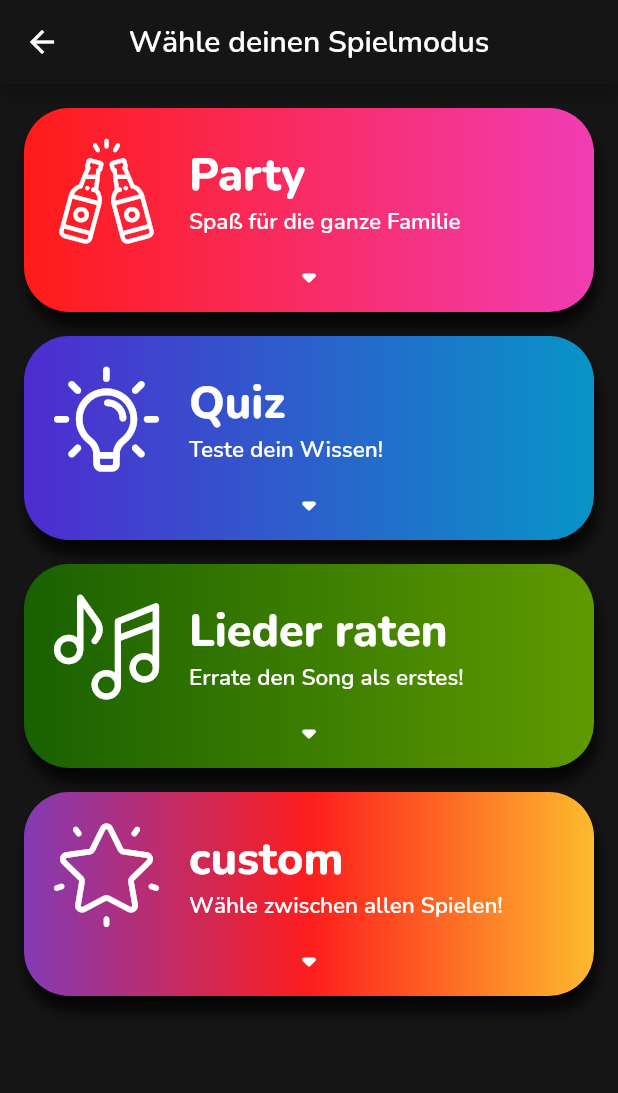
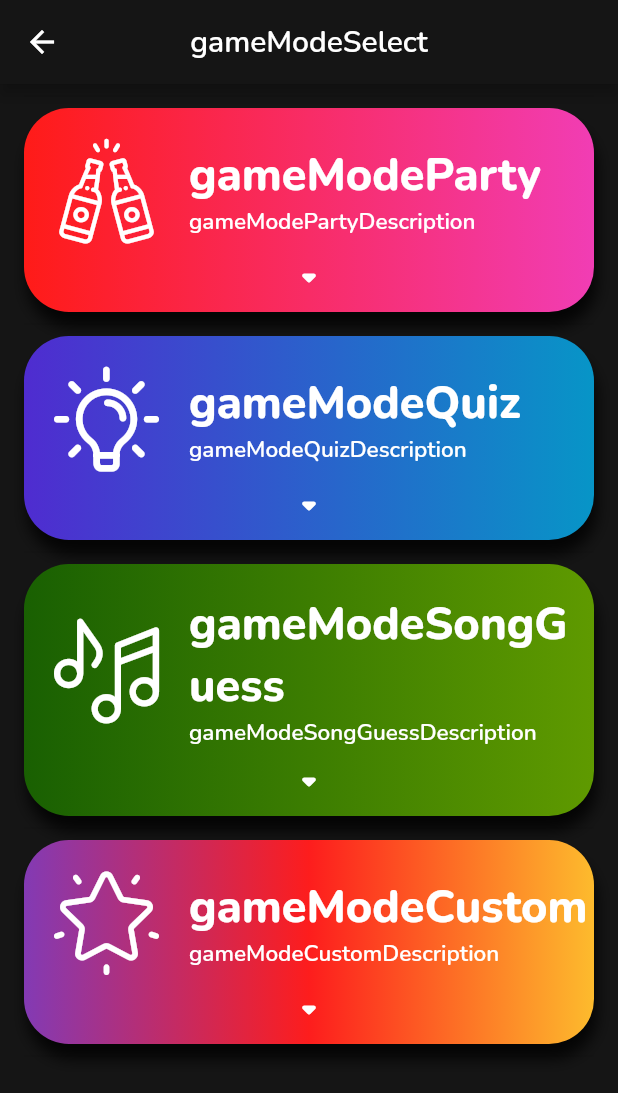
Before and after one commit to tooxo/Drinkr, a Flutter app: the GameMode screen opened directly with empty values, on a phone screen of 412 x 824 dp. Shown: the top 1093 px of the screen. Run offline on Flutter 3.47's test engine with Material 2 defaults, Android fonts, the light colour scheme and no system bars; drawn by our look-alikes of expandable; our stand-ins replace audioplayers, auto_size_text, cached_network_image, connectivity, easy_localization, flutter_spinkit and 8 more; missing offline and left inert: assorted_layout_widgets, audiowaveformFlutter, circular_reveal_animation, pedantic; accounts and stored records are empty; project files that could hold a hidden picture were left out.

Commit message:
added translations

```diff
--- a/assets/i18n/de.json
+++ b/assets/i18n/de.json
@@ -1,26 +1,19 @@
 {
   "mainMenuTitle": "Drinkr",
-  "mainMenuButtonNormal": "NORMAL",
-  "mainMenuButtonCustom": "CUSTOM",
   "close": "Schließen",
   "duplicatedNameTitle": "Doppelter Name",
   "duplicatedNameDescription": "Namen dürfen nicht doppelt vorkommen.",
-  "nameSelectTitle": "Wer spielt mit?",
   "nameInput": "Hier Namen eingeben",
   "nameTooFewPlayers": "Zu wenig Spieler",
   "nameTooFewPlayersDescription": "Es müssen mindestens 2 Namen eingetragen sein.\nTipp: Such dir ein paar Freunde.",
   "nameTooManyPlayers": "Zu viele Spieler",
   "nameTooManyPlayersDescription": "Es sind nur maximal 12 Spieler erlaubt. \nTipp: Bei zu vielen Spielern, bildet Teams untereinander.",
-  "selectDifficulty": "Schwierigkeit wählen",
   "difficultyLow": "Wenig",
   "difficultyLowDescription": "Strafen: 1 - 2 Schluck(e) | keine Shots",
   "difficultyMed": "Normal",
   "difficultyMedDescription": "Strafen: 2 - 3 Schlucke | 1 Shot",
   "difficultyHigh": "Absturz",
   "difficultyHighDescription": "Strafen: 3 - 5 Schlucke | 1 - 2 Shot(s)",
-  "customNoGameSelected": "Kein Spiel wurde ausgewählt.",
-  "customNoGameSelectedDescription": "Bitte wähle mindestens ein Spiel aus.",
-  "customTitle": "Wähle deine Spielmodi",
   "truthOrDare": "Wahrheit oder Pflicht",
   "truthOrDareExplanation": "Wenn du dich nicht traust, trink!",
   "neverHaveIEver": "Ich hab' noch nie...",
@@ -88,12 +81,11 @@
   "splash": "Gehe verantwortungsvoll mit Alkohol um. Wir übernehmen keine Haftung, also übertreibt es nicht!",
   "startNow": "Starte direkt ins Spiel!",
   "ownRules": "Spiel nach deinen eigenen Regeln!",
-  "changeLang": "Sprache ändern",
   "disableAds": "Werbung Deaktivieren",
   "addCustomQuestions": "Eigene Fragen hinzufügen",
   "selectedQuestions": "Aktivierte Fragen",
   "customQuestions": "Eigene Fragen",
-  "noCustomTexts":"No Custom texts added.",
+  "noCustomTexts": "No Custom texts added.",
   "delete": "Löschen",
   "add": "Hinzufügen",
   "invalidUrl": "Ungültige Url",
@@ -101,5 +93,16 @@
   "wait": "Warten",
   "spotifyGenericError": "Diese Spotify Playlist konnte nicht gefunden werden. Prüfe ob die Playlist öffentlich ist.",
   "sip": "Schluck",
-  "sips": "Schlucke"
+  "sips": "Schlucke",
+
+
+  "gameModeSelect": "Wähle deinen Spielmodus",
+  "gameModeParty": "Party",
+  "gameModeQuiz": "Quiz",
+  "gameModeSongGuess": "Lieder raten",
+  "gameModeCustom": "Custom",
+  "gameModePartyDescription": "Spaß für die ganze Familie!",
+  "gameModeQuizDescription": "Teste dein Wissen!",
+  "gameModeSongGuessDescription": "Errate den Song als erstes!",
+  "gameModeCustomDescription": "Spiel nach deinen eigenen Regeln!"
 }
--- a/assets/i18n/en.json
+++ b/assets/i18n/en.json
@@ -1,26 +1,19 @@
 {
   "mainMenuTitle": "Drinkr",
-  "mainMenuButtonNormal": "NORMAL",
-  "mainMenuButtonCustom": "CUSTOM",
   "close": "Close",
   "duplicatedNameTitle": "Name duplicate",
   "duplicatedNameDescription": "You must not use the same name twice.",
-  "nameSelectTitle": "Who is playing?",
   "nameInput": "Enter names here",
   "nameTooFewPlayers": "Too few players",
   "nameTooFewPlayersDescription": "At least 2 players must be added.\nTip: Search some friends.",
   "nameTooManyPlayers": "Too many players",
   "nameTooManyPlayersDescription": "Only a maximum of 12 players are allowed. \nTip: Create Teams!",
-  "selectDifficulty": "Select Difficulty",
   "difficultyLow": "Easy",
   "difficultyLowDescription": "Penalties: 1 - 2 Sip(s) | no Shots",
   "difficultyMed": "Normal",
   "difficultyMedDescription": "Penalties: 2 - 3 Sips | 1 Shot",
   "difficultyHigh": "Hard",
   "difficultyHighDescription": "Penalties: 3 - 5 Sips | 1 - 2 Shot(s)",
-  "customNoGameSelected": "No game was selected.",
-  "customNoGameSelectedDescription": "Please select at least one game.",
-  "customTitle": "Select your game modes",
   "truthOrDare": "Truth or Dare",
   "truthOrDareExplanation": "Wenn du dich nicht traust, trink!",
   "neverHaveIEver": "Never have I ever ...",
--- a/lib/menus/game_mode.dart
+++ b/lib/menus/game_mode.dart
@@ -47,7 +47,7 @@
               centerTitle: true,
               backgroundColor: Color.fromRGBO(21, 21, 21, 1),
               title: Text(
-                "Wähle deinen Spielmodus",
+                "gameModeSelect",
                 style: GoogleFonts.nunito(
                     color: Colors.white,
                     fontSize: 20,
@@ -73,8 +73,8 @@
                       ],
                       parentContext: context,
                       onGameStateChange: onStateChange,
-                      title: "Party",
-                      subtitle: "Spaß für die ganze Familie",
+                      title: "gameModeParty",
+                      subtitle: "gameModePartyDescription",
                       icon: GameMode.icon_party,
                       players: widget.players,
                       enabledGames: [
@@ -95,8 +95,8 @@
                       ],
                       parentContext: context,
                       onGameStateChange: onStateChange,
-                      title: "Quiz",
-                      subtitle: "Teste dein Wissen!",
+                      title: "gameModeQuiz",
+                      subtitle: "gameModeQuizDescription",
                       icon: GameMode.icon_quiz,
                       players: widget.players,
                       enabledGames: [
@@ -113,8 +113,8 @@
                       ],
                       parentContext: context,
                       onGameStateChange: onStateChange,
-                      title: "Lieder raten",
-                      subtitle: "Errate den Song als erstes!",
+                      title: "gameModeSongGuess",
+                      subtitle: "gameModeSongGuessDescription",
                       icon: GameMode.icon_guessthesong,
                       players: widget.players,
                       enabledGames: [
@@ -123,8 +123,8 @@
                     ),
                     Divider(),
                     CustomGameSelectTile(
-                      title: "custom",
-                      subtitle: "Wähle zwischen allen Spielen!",
+                      title: "gameModeCustom",
+                      subtitle: "gameModeCustomDescription",
                       icon: GameMode.icon_custom,
                       players: widget.players,
                       enabledGames: [],
--- a/lib/widgets/game_select_tile.dart
+++ b/lib/widgets/game_select_tile.dart
@@ -306,7 +306,7 @@
                       ),
                       iconedButtons: {
                         ButtonState.idle: IconedButton(
-                            text: "Start",
+                            text: "startGame".tr(),
                             icon: Icon(Icons.send, color: Colors.white),
                             color: Colors.black.withOpacity(.3)),
                         ButtonState.loading:
```
